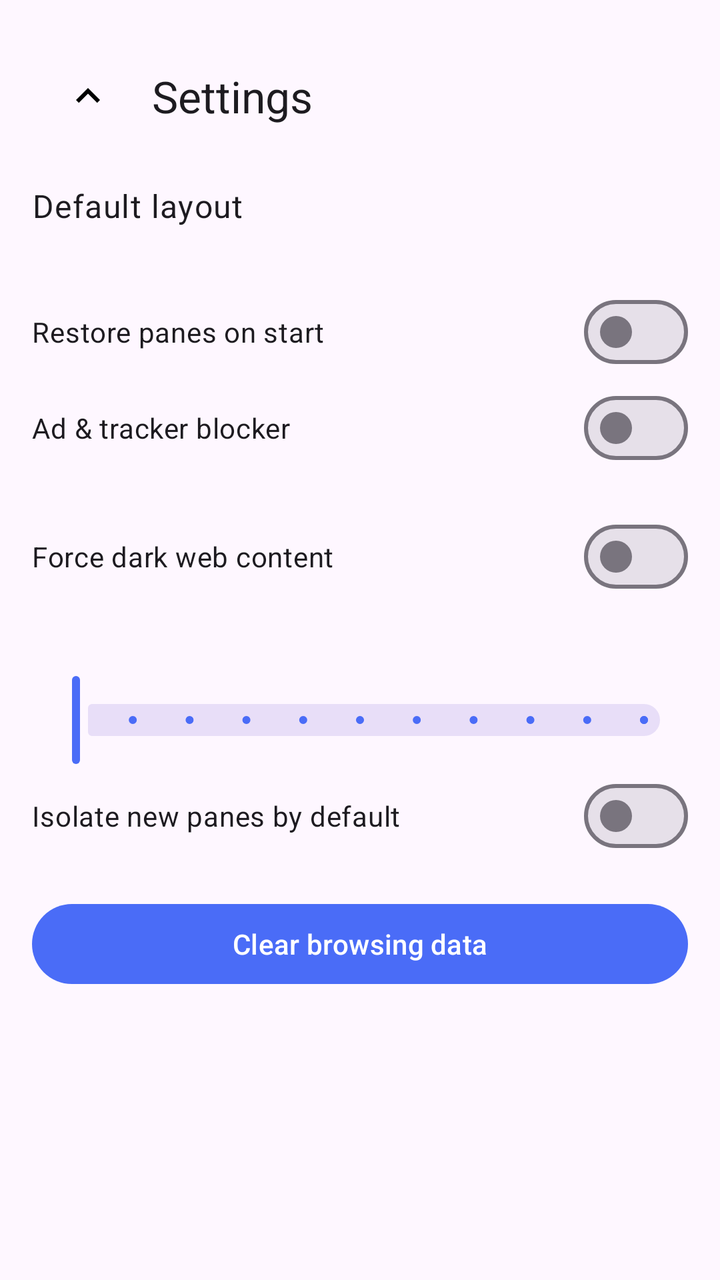
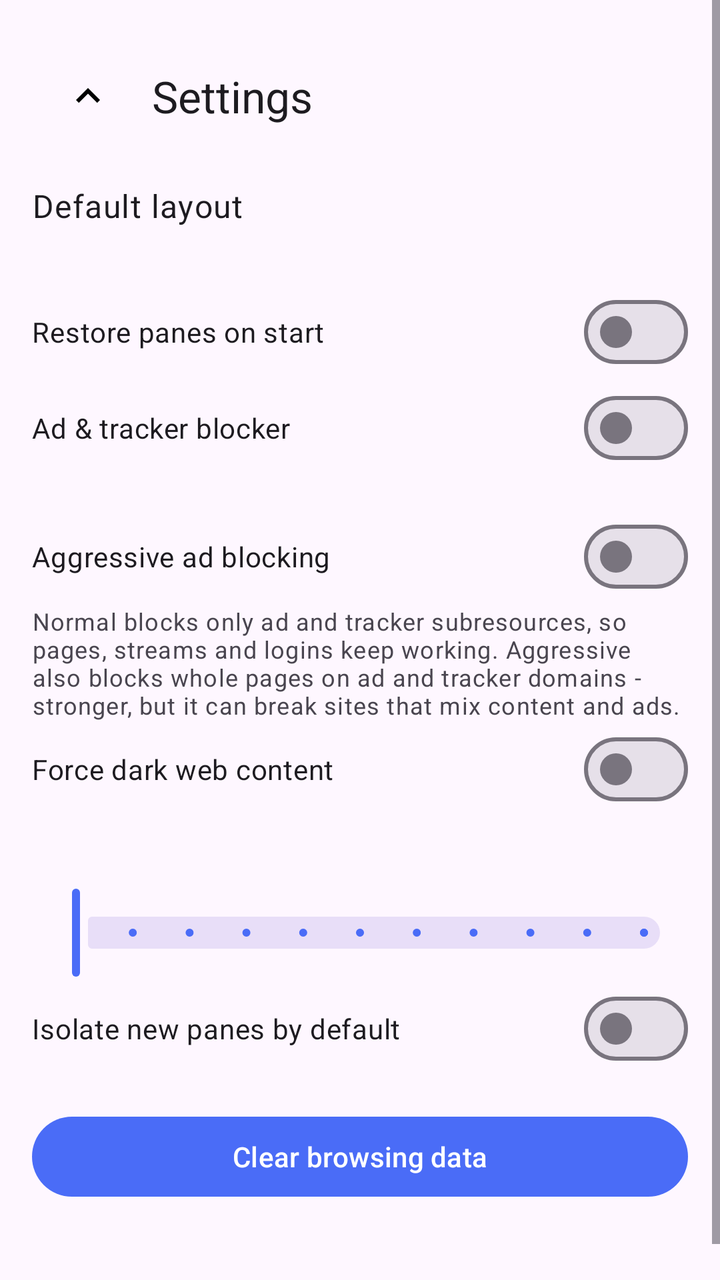

The first picture is an Android layout as it rendered before a commit; the second is the same layout after the commit. The layout source and the unified diff follow.
<!-- AndroidManifest.xml: application theme Theme.MultiView -->
<!-- res/layout/activity_settings.xml -->
<?xml version="1.0" encoding="utf-8"?>
<ScrollView xmlns:android="http://schemas.android.com/apk/res/android"
    xmlns:app="http://schemas.android.com/apk/res-auto"
    android:layout_width="match_parent"
    android:layout_height="match_parent"
    android:fitsSystemWindows="true">

    <LinearLayout
        android:layout_width="match_parent"
        android:layout_height="wrap_content"
        android:orientation="vertical"
        android:padding="16dp">

        <com.google.android.material.appbar.MaterialToolbar
            android:id="@+id/settingsToolbar"
            android:layout_width="match_parent"
            android:layout_height="?attr/actionBarSize"
            app:navigationIcon="@drawable/ic_chevron_up"
            app:title="@string/settings_title" />

        <LinearLayout
            android:id="@+id/rowDefaultLayout"
            android:layout_width="match_parent"
            android:layout_height="wrap_content"
            android:background="?attr/selectableItemBackground"
            android:orientation="vertical"
            android:paddingTop="12dp"
            android:paddingBottom="12dp">

            <TextView
                android:layout_width="match_parent"
                android:layout_height="wrap_content"
                android:text="@string/set_default_layout"
                android:textAppearance="?attr/textAppearanceBodyLarge" />

            <TextView
                android:id="@+id/tvDefaultLayout"
                android:layout_width="match_parent"
                android:layout_height="wrap_content"
                android:textAppearance="?attr/textAppearanceBodySmall" />
        </LinearLayout>

        <com.google.android.material.materialswitch.MaterialSwitch
            android:id="@+id/swRestorePanes"
            android:layout_width="match_parent"
            android:layout_height="wrap_content"
            android:paddingTop="12dp"
            android:paddingBottom="12dp"
            android:text="@string/set_restore_panes" />

        <com.google.android.material.materialswitch.MaterialSwitch
            android:id="@+id/swAdblock"
            android:layout_width="match_parent"
            android:layout_height="wrap_content"
            android:paddingTop="12dp"
            android:paddingBottom="12dp"
            android:text="@string/set_adblock" />

        <TextView
            android:id="@+id/tvBlockedCount"
            android:layout_width="match_parent"
            android:layout_height="wrap_content"
            android:textAppearance="?attr/textAppearanceBodySmall" />

        <com.google.android.material.materialswitch.MaterialSwitch
            android:id="@+id/swForceDark"
            android:layout_width="match_parent"
            android:layout_height="wrap_content"
            android:paddingTop="12dp"
            android:paddingBottom="12dp"
            android:text="@string/set_force_dark" />

        <TextView
            android:id="@+id/tvTextZoom"
            android:layout_width="match_parent"
            android:layout_height="wrap_content"
            android:paddingTop="12dp"
            android:textAppearance="?attr/textAppearanceBodyLarge" />

        <com.google.android.material.slider.Slider
            android:id="@+id/sliderTextZoom"
            android:layout_width="match_parent"
            android:layout_height="wrap_content"
            android:stepSize="5"
            android:valueFrom="80"
            android:valueTo="130"
            app:labelBehavior="gone" />

        <com.google.android.material.materialswitch.MaterialSwitch
            android:id="@+id/swIsolateDefault"
            android:layout_width="match_parent"
            android:layout_height="wrap_content"
            android:paddingTop="12dp"
            android:paddingBottom="12dp"
            android:text="@string/set_isolate_default" />

        <com.google.android.material.button.MaterialButton
            android:id="@+id/btnClearData"
            android:layout_width="match_parent"
            android:layout_height="wrap_content"
            android:layout_marginTop="16dp"
            android:text="@string/set_clear_data" />

        <TextView
            android:id="@+id/tvAbout"
            android:layout_width="match_parent"
            android:layout_height="wrap_content"
            android:layout_marginTop="24dp"
            android:textAppearance="?attr/textAppearanceBodySmall" />
    </LinearLayout>
</ScrollView>
<!-- resources referenced by this layout -->
<resources>
  <!-- drawable ic_chevron_up (drawable) -->
  <?xml version="1.0" encoding="utf-8"?>
  <vector xmlns:android="http://schemas.android.com/apk/res/android"
      android:width="24dp" android:height="24dp"
      android:viewportWidth="24" android:viewportHeight="24">
      <path android:fillColor="#FF000000" android:pathData="M7.41,15.41L12,10.83l4.59,4.58L18,14l-6,-6 -6,6z"/>
  </vector>
  <string name="set_adblock">Ad &amp; tracker blocker</string>
  <string name="set_clear_data">Clear browsing data</string>
  <string name="set_default_layout">Default layout</string>
  <string name="set_force_dark">Force dark web content</string>
  <string name="set_isolate_default">Isolate new panes by default</string>
  <string name="set_restore_panes">Restore panes on start</string>
  <string name="settings_title">Settings</string>
  <style name="Theme.MultiView" parent="Theme.Material3.DayNight.NoActionBar">
          <item name="colorPrimary">@color/accent</item>
          <item name="colorSecondary">@color/accent</item>
          <item name="android:statusBarColor">?attr/colorSurface</item>
          <item name="mvPaneBackground">@color/pane_bg</item>
          <item name="mvIconTint">@color/icon_tint</item>
      </style>
  <color name="accent">#FF4A6CF7</color>
  <color name="pane_bg">#FFFFFFFF</color>
  <color name="icon_tint">#FF000000</color>
</resources>

<!-- the commit's change to res/layout/activity_settings.xml (unified diff, before → after) -->
@@ -63,6 +63,21 @@
             android:textAppearance="?attr/textAppearanceBodySmall" />
 
         <com.google.android.material.materialswitch.MaterialSwitch
+            android:id="@+id/swAggressive"
+            android:layout_width="match_parent"
+            android:layout_height="wrap_content"
+            android:paddingTop="12dp"
+            android:paddingBottom="12dp"
+            android:text="@string/set_adblock_aggressive" />
+
+        <TextView
+            android:id="@+id/tvAggressiveBody"
+            android:layout_width="match_parent"
+            android:layout_height="wrap_content"
+            android:text="@string/set_adblock_aggressive_body"
+            android:textAppearance="?attr/textAppearanceBodySmall" />
+
+        <com.google.android.material.materialswitch.MaterialSwitch
             android:id="@+id/swForceDark"
             android:layout_width="match_parent"
             android:layout_height="wrap_content"
<!-- resource entries referenced after the edit -->
@@ -8,6 +8,8 @@
       <path android:fillColor="#FF000000" android:pathData="M7.41,15.41L12,10.83l4.59,4.58L18,14l-6,-6 -6,6z"/>
   </vector>
   <string name="set_adblock">Ad &amp; tracker blocker</string>
+  <string name="set_adblock_aggressive">Aggressive ad blocking</string>
+  <string name="set_adblock_aggressive_body">Normal blocks only ad and tracker subresources, so pages, streams and logins keep working. Aggressive also blocks whole pages on ad and tracker domains - stronger, but it can break sites that mix content and ads.</string>
   <string name="set_clear_data">Clear browsing data</string>
   <string name="set_default_layout">Default layout</string>
   <string name="set_force_dark">Force dark web content</string>
